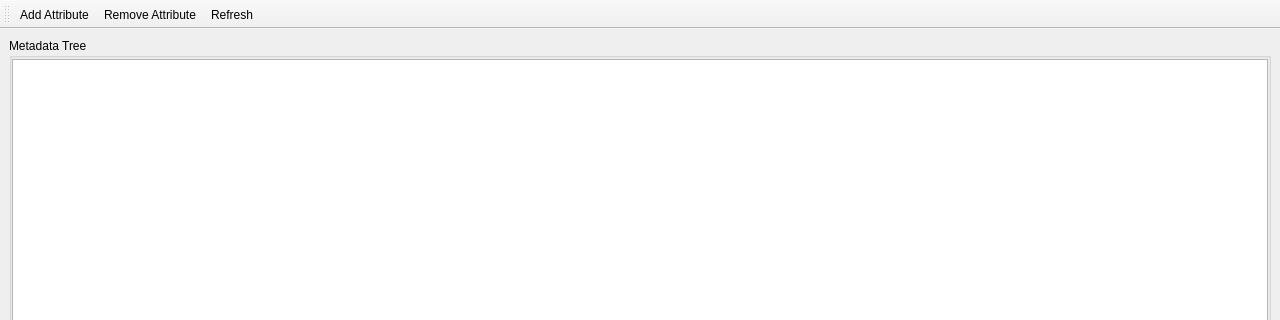
Old version of the form src/rodsmetadatawindow.ui in the repository ilarik/kanki-irodsclient; both pictures show x 0 to 1280 and y 0 to 320 of the 1280 by 800 pixel window.
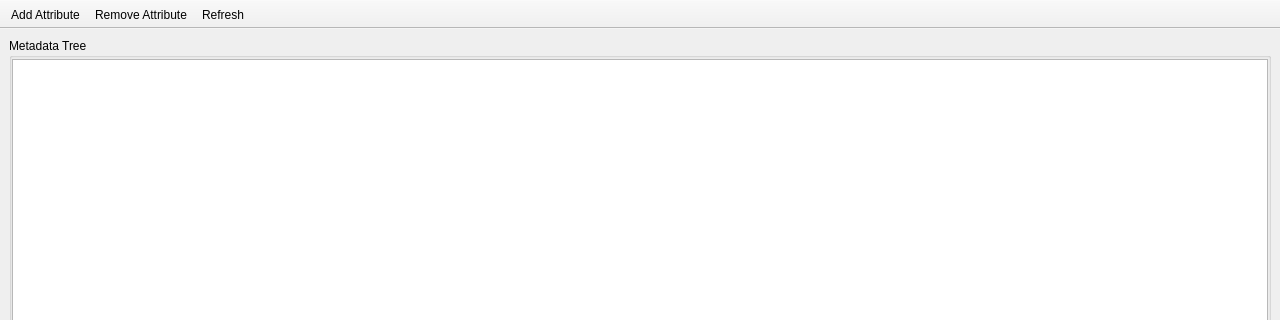
New version of the form. Icons and pictures are not drawn.

Commit message: ui tweaks, main window and metadata window

```diff
--- a/src/rodsmetadatawindow.ui
+++ b/src/rodsmetadatawindow.ui
@@ -199,6 +199,18 @@
    <property name="windowTitle">
     <string>toolBar</string>
    </property>
+   <property name="movable">
+    <bool>false</bool>
+   </property>
+   <property name="iconSize">
+    <size>
+     <width>16</width>
+     <height>16</height>
+    </size>
+   </property>
+   <property name="toolButtonStyle">
+    <enum>Qt::ToolButtonTextBesideIcon</enum>
+   </property>
    <attribute name="toolBarArea">
     <enum>TopToolBarArea</enum>
    </attribute>
```
Left out of the diff: 15 changed lines with no effect on the pictures. The commit also changes 1 other file.
